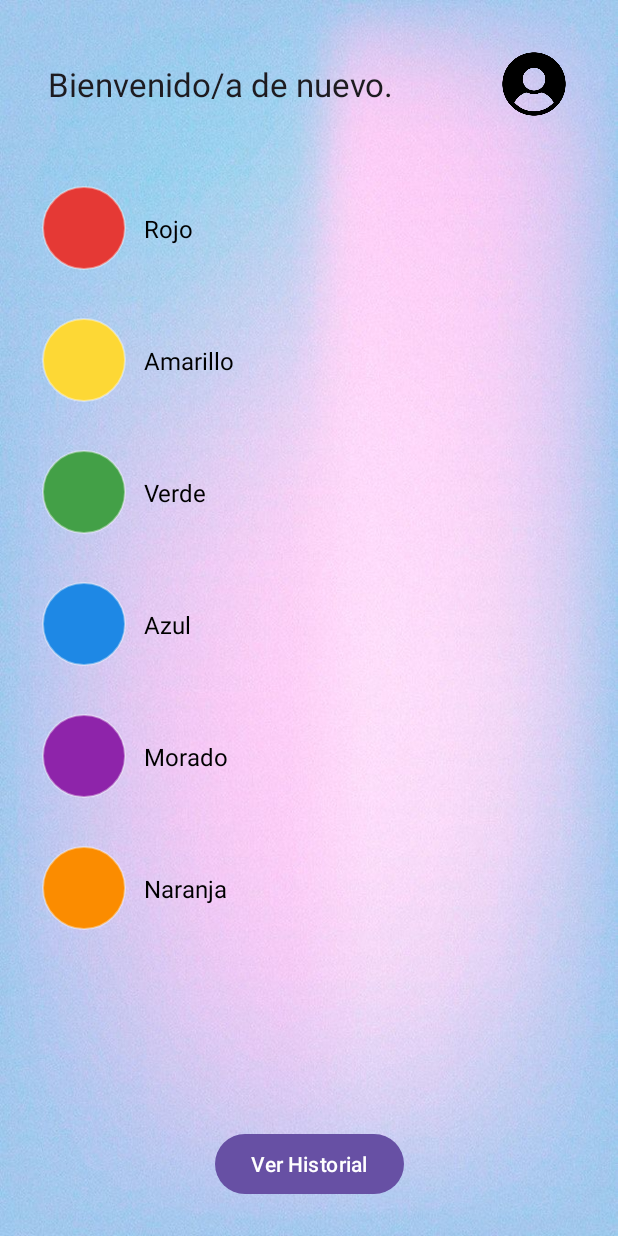
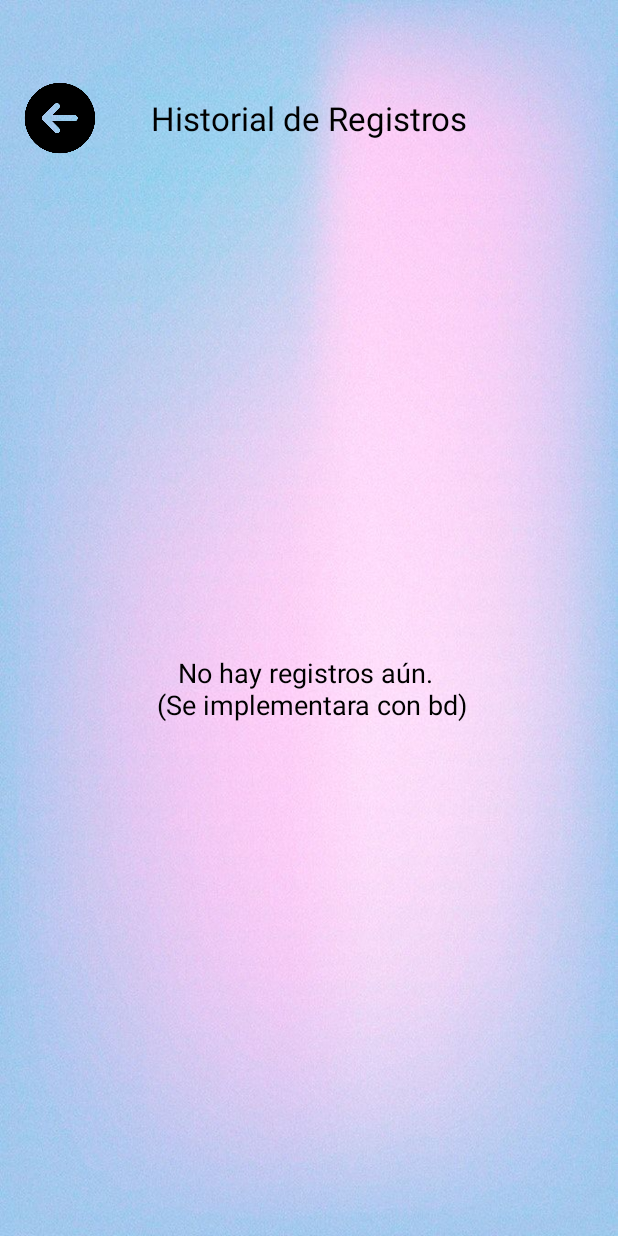
Before and after one commit to lil-mati/HomeworkColormood, an Android app: the screen it shows after launch (Main_ColorsList_Activity before the commit, HistorialActivity after it), after a tap on "Ver Historial", on a phone screen of 412 x 824 dp. Run offline under Robolectric (Android 15) with nearby library versions, the phone set to English and light mode, and no system bars.

Commit message:
Boton de historial de notas diarias

```diff
--- a/app/src/main/AndroidManifest.xml
+++ b/app/src/main/AndroidManifest.xml
@@ -13,6 +13,9 @@
         android:theme="@style/Theme.HomeworkColormood">
         <activity
             android:name=".FormularioActivity"
+            android:exported="false" />
+        <activity
+            android:name=".HistorialActivity"
             android:exported="false" />
         <activity
             android:name=".DetallesActivity"
--- /dev/null
+++ b/app/src/main/java/com/example/homeworkcolormood/HistorialActivity.java
@@ -0,0 +1,24 @@
+package com.example.homeworkcolormood;
+
+import android.os.Bundle;
+import android.view.View;
+import android.widget.ImageButton;
+import androidx.appcompat.app.AppCompatActivity;
+
+public class HistorialActivity extends AppCompatActivity {
+
+    @Override
+    protected void onCreate(Bundle savedInstanceState) {
+        super.onCreate(savedInstanceState);
+        setContentView(R.layout.activity_historial);
+
+        // Configurar el botón de retroceso
+        ImageButton btnBack = findViewById(R.id.btn_back_historial);
+        btnBack.setOnClickListener(new View.OnClickListener() {
+            @Override
+            public void onClick(View v) {
+                finish(); // Cierra la actividad actual
+            }
+        });
+    }
+}
--- a/app/src/main/java/com/example/homeworkcolormood/Main_ColorsList_Activity.java
+++ b/app/src/main/java/com/example/homeworkcolormood/Main_ColorsList_Activity.java
@@ -7,7 +7,7 @@ import android.widget.AdapterView;
 import android.widget.Button;
 import android.widget.ListView;
 import android.widget.TextView; // Importar TextView
-import android.widget.Toast; // Importar Toast
+// Importar Toast ya no es necesario si se elimina
 import androidx.activity.EdgeToEdge;
 import androidx.appcompat.app.AppCompatActivity;
 import androidx.core.graphics.Insets;
@@ -85,11 +85,8 @@ public class Main_ColorsList_Activity extends AppCompatActivity {
         btnVerHistorial.setOnClickListener(new View.OnClickListener() {
             @Override
             public void onClick(View v) {
-                // Por ahora, solo muestra un Toast. Más adelante, aquí iniciarías la Activity de historial.
-                Toast.makeText(Main_ColorsList_Activity.this, "Próximamente: Historial de registros", Toast.LENGTH_SHORT).show();
-                // Ejemplo de cómo iniciarías la actividad de historial (comentado):
-                // Intent historialIntent = new Intent(Main_ColorsList_Activity.this, HistorialActivity.class); // Reemplaza HistorialActivity.class con el nombre de tu activity
-                // startActivity(historialIntent);
+                Intent historialIntent = new Intent(Main_ColorsList_Activity.this, HistorialActivity.class);
+                startActivity(historialIntent);
             }
         });
     }
--- /dev/null
+++ b/app/src/main/res/layout/activity_historial.xml
@@ -0,0 +1,66 @@
+<?xml version="1.0" encoding="utf-8"?>
+<androidx.constraintlayout.widget.ConstraintLayout xmlns:android="http://schemas.android.com/apk/res/android"
+    xmlns:app="http://schemas.android.com/apk/res-auto"
+    xmlns:tools="http://schemas.android.com/tools"
+    android:layout_width="match_parent"
+    android:layout_height="match_parent"
+    android:background="@drawable/background"
+    tools:context=".HistorialActivity">
+
+    <Space
+        android:id="@+id/space"
+        android:layout_width="match_parent"
+        android:layout_height="60dp"
+        app:layout_constraintEnd_toEndOf="parent"
+        app:layout_constraintStart_toStartOf="parent"
+        app:layout_constraintTop_toTopOf="parent" />
+
+    <ImageButton
+        android:id="@+id/btn_back_historial"
+        android:layout_width="48dp"
+        android:layout_height="48dp"
+        android:layout_marginStart="16dp"
+        android:background="@drawable/icon_go_back"
+        android:contentDescription="@string/desc_go_back"
+        app:layout_constraintBottom_toBottomOf="@+id/text_view_title_historial"
+        app:layout_constraintStart_toStartOf="parent"
+        app:layout_constraintTop_toTopOf="@+id/text_view_title_historial" />
+
+    <TextView
+        android:id="@+id/text_view_title_historial"
+        android:layout_width="wrap_content"
+        android:layout_height="wrap_content"
+        android:layout_marginTop="4dp"
+        android:text="Historial de Registros"
+        android:textAppearance="@style/TextAppearance.AppCompat.Large"
+        android:textColor="@color/black"
+        app:layout_constraintEnd_toEndOf="parent"
+        app:layout_constraintStart_toStartOf="parent"
+        app:layout_constraintTop_toBottomOf="@+id/space" />
+
+    <androidx.recyclerview.widget.RecyclerView
+        android:id="@+id/recycler_view_historial"
+        android:layout_width="0dp"
+        android:layout_height="0dp"
+        android:layout_marginTop="16dp"
+        android:visibility="gone"
+        app:layout_constraintBottom_toBottomOf="parent"
+        app:layout_constraintEnd_toEndOf="parent"
+        app:layout_constraintStart_toStartOf="parent"
+        app:layout_constraintTop_toBottomOf="@id/text_view_title_historial"
+        tools:listitem="@layout/item_historial_entry" />
+
+    <TextView
+        android:id="@+id/text_empty_historial"
+        android:layout_width="wrap_content"
+        android:layout_height="wrap_content"
+        android:text="    No hay registros aún.\n (Se implementara con bd)"
+        android:textAppearance="@style/TextAppearance.AppCompat.Medium"
+        android:visibility="visible"
+        android:textColor="@color/black"
+        app:layout_constraintBottom_toBottomOf="parent"
+        app:layout_constraintEnd_toEndOf="parent"
+        app:layout_constraintStart_toStartOf="parent"
+        app:layout_constraintTop_toBottomOf="@id/text_view_title_historial" />
+
+</androidx.constraintlayout.widget.ConstraintLayout>
--- a/app/src/main/res/values/strings.xml
+++ b/app/src/main/res/values/strings.xml
@@ -12,8 +12,9 @@
     <string name="nombre">Nombre</string>
     <string name="_00_a_os">00 Años</string>
     <string name="quitar">quitar</string>
+    <string name="desc_go_back">Volver</string>
     <string name="welcome_title">Bienvenido</string>
-    <string-array name="welcome_messages">
+    <string-array name="welcome_messages"> // Lista de mensajes aleatorios de bienvenida
         <item>¡Hola! ¿Qué tal tu día?</item>
         <item>Bienvenido/a de nuevo.</item>
         <item>Explora y diviértete.</item>
```
Also changed, not shown: app/src/main/res/layout/item_historial_entry.xml (added, +42 -0 lines).
